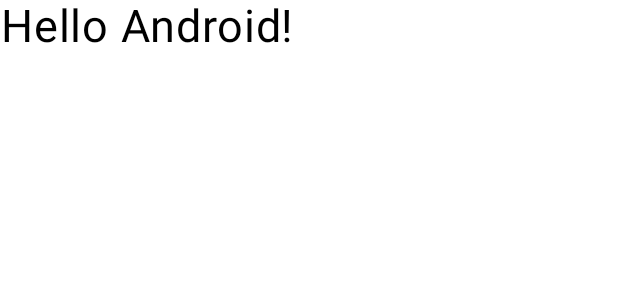
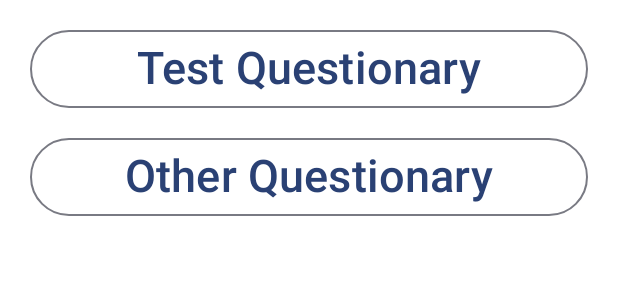
Before and after one commit to hurricup/android-cards, an Android app built with Jetpack Compose: the @Preview function GreetingPreview, on a phone screen of 412 x 824 dp. Shown: the top 300 px of the screen. Run offline under Robolectric (Android 15) with nearby library versions, the phone set to English and light mode, and no system bars.

Commit message:
Added questionaries buttons, prototyped a model

```diff
--- a/app/src/main/java/com/hurricup/cards/MainActivity.kt
+++ b/app/src/main/java/com/hurricup/cards/MainActivity.kt
@@ -4,26 +4,33 @@ import android.os.Bundle
 import androidx.activity.ComponentActivity
 import androidx.activity.compose.setContent
 import androidx.activity.enableEdgeToEdge
+import androidx.compose.foundation.layout.Column
 import androidx.compose.foundation.layout.fillMaxSize
+import androidx.compose.foundation.layout.fillMaxWidth
 import androidx.compose.foundation.layout.padding
+import androidx.compose.material3.ButtonDefaults
 import androidx.compose.material3.Scaffold
 import androidx.compose.material3.Text
+import androidx.compose.material3.TextButton
 import androidx.compose.runtime.Composable
 import androidx.compose.ui.Modifier
 import androidx.compose.ui.text.style.TextAlign
 import androidx.compose.ui.tooling.preview.Preview
+import androidx.compose.ui.unit.dp
 import androidx.compose.ui.unit.sp
+import com.hurricup.cards.model.Questionary
 import com.hurricup.cards.ui.theme.AndroidCardsTheme
 
 class MainActivity : ComponentActivity() {
     override fun onCreate(savedInstanceState: Bundle?) {
         super.onCreate(savedInstanceState)
+        val questionaries = Questionary.readAll(resources)
         enableEdgeToEdge()
         setContent {
             AndroidCardsTheme {
                 Scaffold(modifier = Modifier.fillMaxSize()) { innerPadding ->
-                    Greeting(
-                        name = "Android",
+                    Questionaries(
+                        questionaries,
                         modifier = Modifier.padding(innerPadding)
                     )
                 }
@@ -33,19 +40,32 @@ class MainActivity : ComponentActivity() {
 }
 
 @Composable
-fun Greeting(name: String, modifier: Modifier = Modifier) {
-    Text(
-        text = "Hello $name!",
-        modifier = modifier,
-        textAlign = TextAlign.Center,
-        fontSize = 30.sp
-    )
+fun Questionaries(questionaries: List<Questionary>, modifier: Modifier = Modifier) {
+    Column(modifier = modifier.padding(10.dp)) {
+        for (questionary in questionaries) {
+            TextButton(
+                border = ButtonDefaults.outlinedButtonBorder,
+                modifier = Modifier
+                    .padding(10.dp)
+                    .fillMaxWidth(1f),
+                onClick = {
+                }
+            ) {
+                Text(
+                    text = questionary.title,
+                    modifier = modifier,
+                    textAlign = TextAlign.Left,
+                    fontSize = 30.sp
+                )
+            }
+        }
+    }
 }
 
 @Preview(showBackground = true)
 @Composable
 fun GreetingPreview() {
     AndroidCardsTheme {
-        Greeting("Android")
+        Questionaries(listOf(Questionary("Test Questionary"), Questionary("Other Questionary")))
     }
 }
--- /dev/null
+++ b/app/src/main/java/com/hurricup/cards/model/Questionary.kt
@@ -0,0 +1,13 @@
+package com.hurricup.cards.model
+
+import android.content.res.Resources
+
+class Questionary(val title: String) {
+    val questions: MutableList<Question> = mutableListOf()
+
+    companion object {
+        fun readAll(resources: Resources): List<Questionary> {
+            return emptyList()
+        }
+    }
+}
```
Also changed, not shown: app/src/main/java/com/hurricup/cards/model/Question.kt (added, +7 -0 lines).
